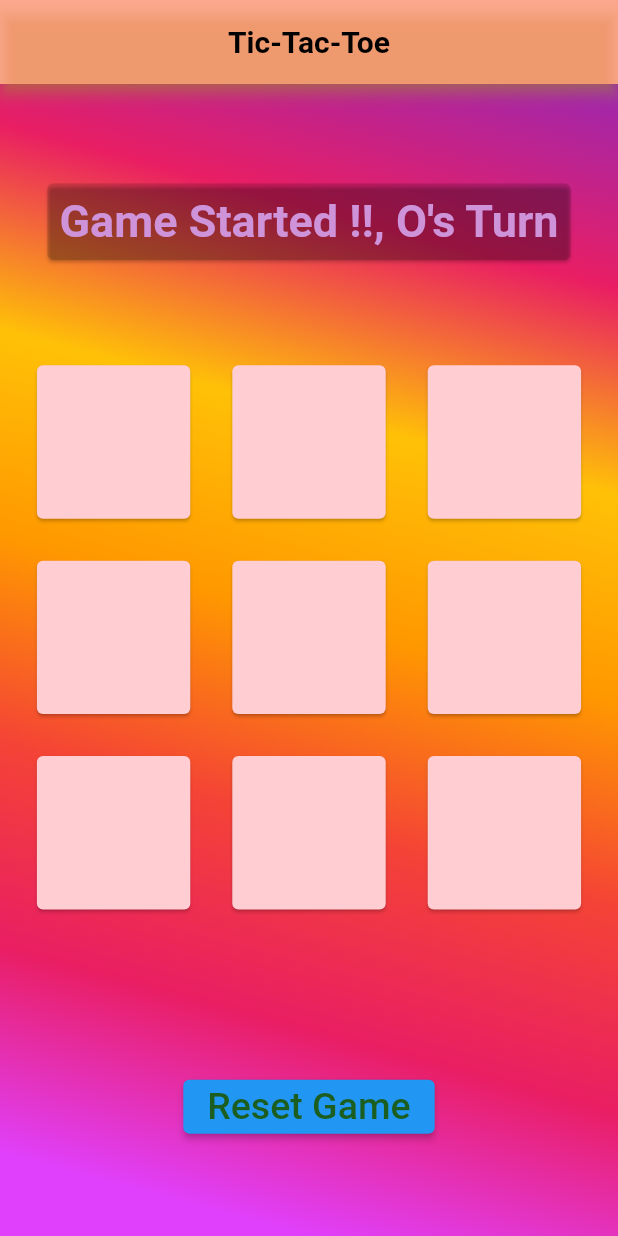
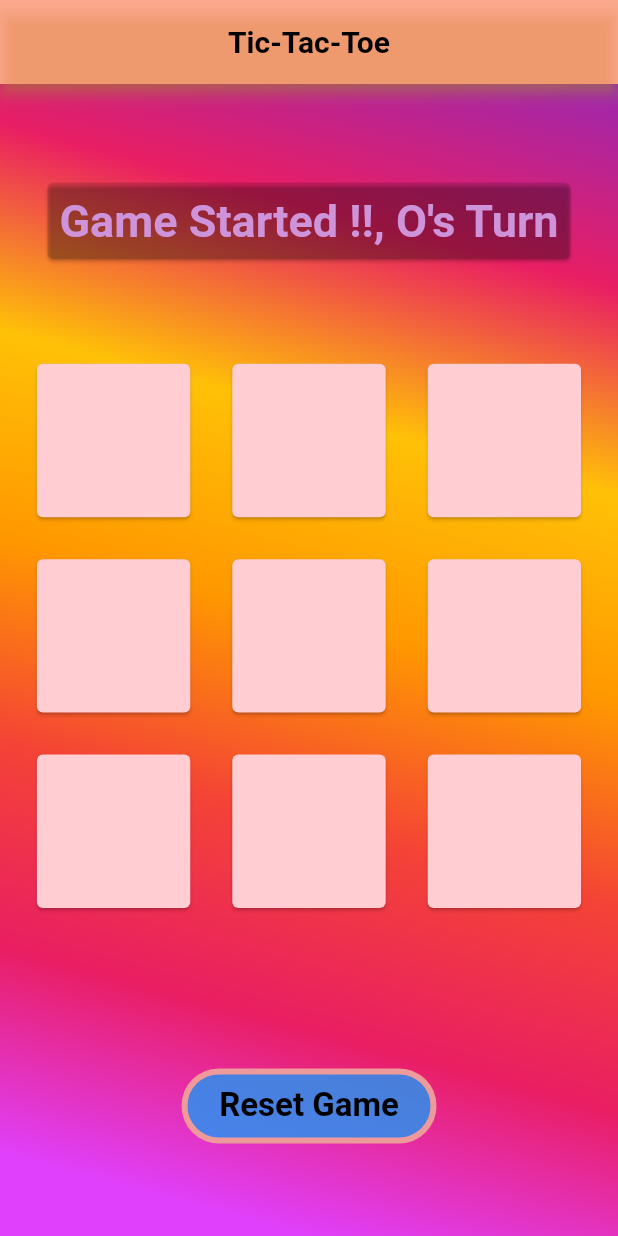
Before and after one commit to Akshayp001/Tic-Tac-Toe, a Flutter app: the screen it shows after launch, after a tap on "Reset Game", on a phone screen of 412 x 824 dp. Run offline on Flutter 3.47's test engine with Material 2 defaults, Android fonts, the phone set to English and light mode, and no system bars.

Commit message:
basic changes

```diff
--- a/lib/homePage.dart
+++ b/lib/homePage.dart
@@ -289,6 +289,9 @@ class _HomePageState extends State<HomePage> {
   void checkDraw() {
     if (occupiedBoxes.length == 9 && winPlayer == null) {
       showdiaBox("Game Draw!");
+      setState(() {
+        displayTurnText = "Game Over!";
+      });
     }
     // draw logic
   }
@@ -407,19 +410,46 @@ class _HomePageState extends State<HomePage> {
                     );
                   }),
             ),
-            ElevatedButton(
-                onPressed: () {
-                  return setState(() {
+            // ElevatedButton(
+            //     onPressed: () {
+            //       return setState(() {
+            //         startGame();
+            //       });
+            //     },
+            //     child: Text(
+            //       "Reset Game",
+            //       style: TextStyle(
+            //         color: Colors.green[900],
+            //         fontSize: 25,
+            //       ),
+            //     ))
+
+            // Replaced Normal Elevated Button With Decorated Container Wrapped With InkWell
+            InkWell(
+              onTap: () {
+                setState(() {
                   startGame();
                 });
               },
+              child: Center(
+                child: Container(
+                  height: 50,
+                  width: 170,
+                  alignment: Alignment.center,
+                  decoration: BoxDecoration(
+                      color: Colors.blue.withOpacity(0.8),
+                      border: Border.all(color: Colors.red.shade200, width: 4),
+                      borderRadius: BorderRadius.all(Radius.circular(50))),
                   child: Text(
                     "Reset Game",
                     style: TextStyle(
-                    color: Colors.green[900],
-                    fontSize: 25,
+                        fontSize: 22,
+                        fontWeight: FontWeight.bold,
+                        color: Colors.black),
                   ),
-                ))
+                ),
+              ),
+            ),
           ],
         ),
       ),
```
Lines whose indentation alone changed are shown as unchanged.
